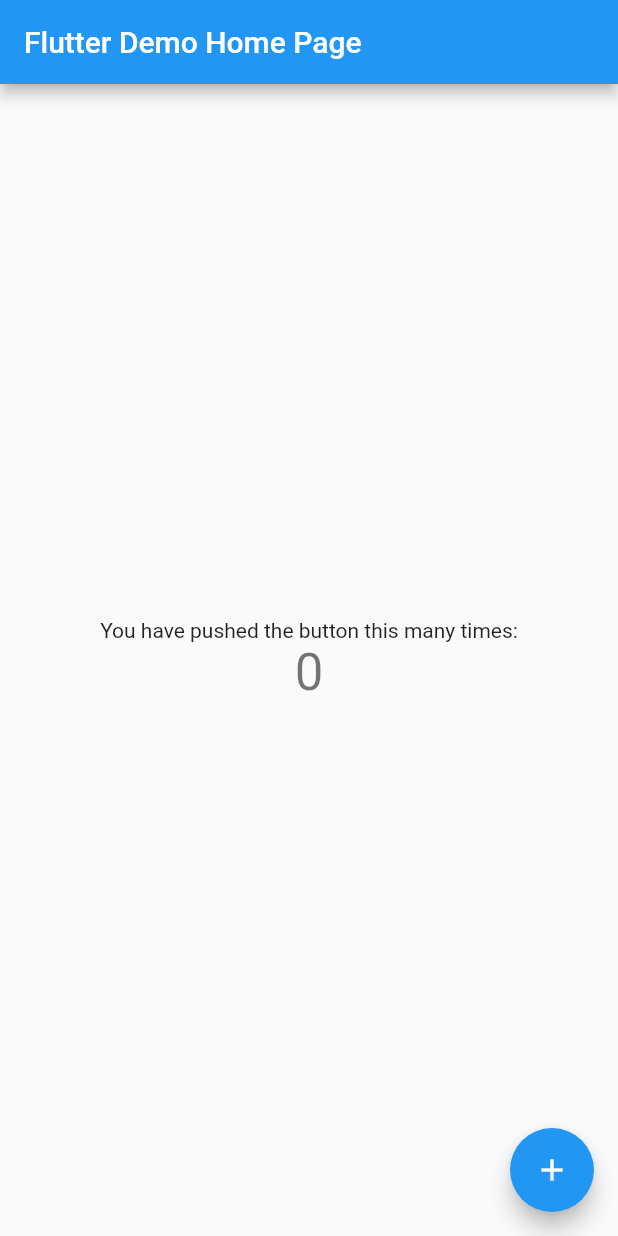
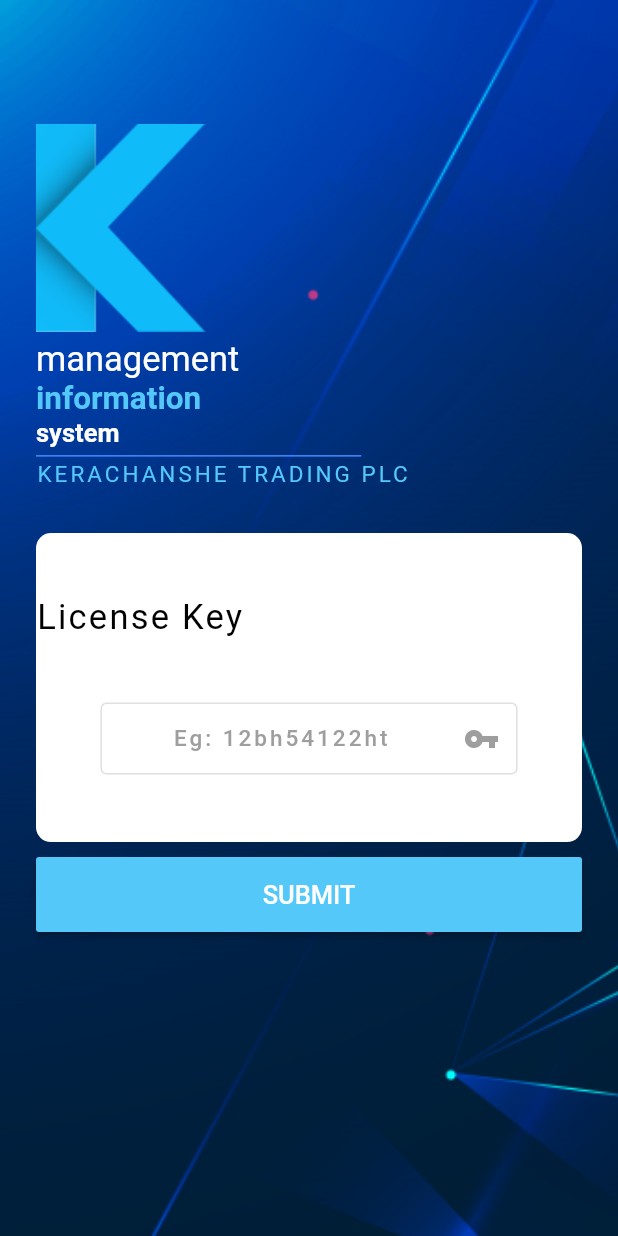
Before and after one commit to Andria-verbat/gatekeeper_kerchanshe, a Flutter app: the screen it shows after launch, on a phone screen of 412 x 824 dp. Run offline on Flutter 3.47's test engine with Material 2 defaults, Android fonts, the phone set to English and light mode, and no system bars; our stand-ins replace shared_preferences; Roboto replaces fonts that are missing (FuturaMediumCondensedBT, Montserrat-Light, Roboto-Bold).

Commit message:
login screen

```diff
--- /dev/null
+++ b/lib/Screens/login_screen.dart
@@ -0,0 +1,291 @@
+import 'dart:convert';
+
+import 'package:flutter/material.dart';
+import 'package:gatekeeper_kerchanshe/constants/apis.dart';
+import 'package:gatekeeper_kerchanshe/constants/colors.dart';
+import 'package:http/http.dart' as http;
+
+
+class LoginScreen extends StatefulWidget {
+
+  @override
+  _LoginScreenState createState() => _LoginScreenState();
+}
+
+class _LoginScreenState extends State<LoginScreen> {
+  final GlobalKey<ScaffoldState> _scaffoldKey = new GlobalKey<ScaffoldState>();
+  TextEditingController passwordController = TextEditingController();
+  final _formKey = GlobalKey<FormState>();
+  bool loadingBool = false;
+
+
+  _displayErSnackBar(BuildContext context, String _msg) {
+    final snackBar = SnackBar(
+      content: Text(_msg),
+      backgroundColor: Colors.red,
+    );
+    _scaffoldKey.currentState.showSnackBar(snackBar);
+  }
+
+  Future<http.Response> getRegisterd(String pswd) async {
+    return http.post(Apis.login,
+
+        body: {
+          'license_no': 'ASDF-ZSFV-DFCG-HYTH',
+          'pin_no': '6666',
+          'imie': '9966ghgghgh9999',
+        }).then(
+      (http.Response response) async {
+        final int statusCode = response.statusCode;
+        if (statusCode == 200) {
+          setState(
+            () {
+              final jsonResponse = json.decode(response.body);
+              print(jsonResponse);
+              var data = jsonResponse['data'];
+              var msg = jsonResponse['message'];
+              var status = jsonResponse['status'];
+              if (status == true) {
+
+                print("Login api Successful");
+              } else if (msg.toString() == 'Email Already Exist') {
+                setState(() {
+                  loadingBool = false;
+                  _displayErSnackBar(context, msg.toString());
+                });
+              } else {
+                setState(() {
+                  loadingBool = false;
+                  _displayErSnackBar(context, 'Login unsucessful..');
+                });
+              }
+            },
+          );
+        } else {
+          _displayErSnackBar(context, 'Login unsucessful..');
+          print('Login api error');
+          throw Exception("Login api error!");
+        }
+      },
+    );
+  }
+
+
+  @override
+  Widget build(BuildContext context) {
+    return Scaffold(
+      key: _scaffoldKey,
+      body: Stack(
+        children: [
+          Container(
+            height: MediaQuery.of(context).size.height,
+            width: MediaQuery.of(context).size.width,
+            color: Colors.blue,
+            child: RotatedBox(
+              quarterTurns: 4,
+              child: Image.asset(
+                'lib/assets/login_bg.png',
+                fit: BoxFit.cover,
+              ),
+            ),
+          ),
+          Positioned(
+            top: MediaQuery.of(context).size.height / 10,
+            left: 0,
+            right: 0,
+            child: SingleChildScrollView(
+              child: Padding(
+                padding: const EdgeInsets.symmetric(horizontal: 24),
+                child: Column(
+                  crossAxisAlignment: CrossAxisAlignment.start,
+                  mainAxisAlignment: MainAxisAlignment.spaceEvenly,
+                  children: [
+
+                    Container(
+
+                      child: Image.asset(
+                        'lib/assets/big_k.png',
+                        fit: BoxFit.cover,
+                      ),
+                    ),
+                    SizedBox(height: 5),
+                    Text(
+                      'management',
+                      style: TextStyle(
+                        color: Colors.white,
+                        fontSize: 23,
+                      ),
+                    ),
+                    Text(
+                      'information',
+                      style: TextStyle(
+                        color: AppColor.cyanButton,
+                        fontWeight: FontWeight.bold,
+                        fontSize: 21,
+                      ),
+                    ),
+                    Text(
+                      'system',
+                      style: TextStyle(
+                        color: Colors.white,
+                        fontWeight: FontWeight.bold,
+                        fontSize: 17,
+                      ),
+                    ),
+                    SizedBox(height: 5),
+                    Container(
+                      height: 1,
+                      width: MediaQuery.of(context).size.width / 1.9,
+                      color: Colors.blueAccent,
+                    ),
+                    SizedBox(height: 3),
+                    Text(
+                      'KERACHANSHE TRADING PLC',
+                      style: TextStyle(
+                        color: AppColor.cyanButton,
+                        fontSize: 15,
+                        letterSpacing: 2,
+                        fontFamily: 'FuturaMediumCondensedBT',
+                      ),
+                    ),
+                    SizedBox(height: 30),
+                    Column(
+                      mainAxisAlignment: MainAxisAlignment.center,
+                      children: [
+                        Container(
+                          color: Colors.transparent,
+                          height: MediaQuery.of(context).size.height / 4,
+                          width: MediaQuery.of(context).size.width,
+                          child: Container(
+                            decoration: BoxDecoration(
+                                color: AppColor.white,
+                                borderRadius: BorderRadius.all(Radius.circular(10.0))
+                            ),
+
+                            child: Column(
+
+                              crossAxisAlignment: CrossAxisAlignment.start,
+                              mainAxisAlignment: MainAxisAlignment.spaceBetween,
+                              children: [
+                                SizedBox(),
+                                Text(
+                                  'License Key',
+                                  style: TextStyle(
+                                    color: AppColor.black,
+                                    fontSize: 23,
+                                    letterSpacing: 1.5,
+                                    fontFamily: 'FuturaMediumCondensedBT',
+                                  ),
+                                ),
+                                Row(
+                                  mainAxisAlignment: MainAxisAlignment.center,
+                                  children: [
+                                    Container(
+                                      height: 50,
+                                      width: MediaQuery.of(context).size.width *
+                                          2.7 /
+                                          4,
+                                      color: Colors.white,
+                                      child: TextFormField(
+                                        autofocus: false,
+                                        controller: passwordController,
+                                        validator: (value) {
+                                          if (value.isEmpty) {
+                                            return 'Please enter your email/username';
+                                          }
+                                          return null;
+                                        },
+                                        style: TextStyle(
+                                          fontSize: 15.0,
+                                          color: Colors.black,
+                                        ),
+                                        decoration: InputDecoration(
+                                          prefixIcon: Icon(Icons.vpn_key,
+                                              color: Colors.white),
+                                          suffixIcon: Icon(
+                                            Icons.vpn_key,
+                                            color: Colors.grey,
+                                          ),
+
+                                          hintText: 'Eg: 12bh54122ht',
+                                          hintStyle: TextStyle(
+                                            color: Colors.grey,
+                                            letterSpacing: 2,
+                                            fontFamily: 'Montserrat-Light',
+                                            fontWeight: FontWeight.w500,
+                                          ),
+
+                                          contentPadding: const EdgeInsets.only(
+                                              left: 14.0,
+                                              bottom: 12.0,
+                                              top: 0.0),
+                                          focusedBorder: OutlineInputBorder(
+                                            borderSide:
+                                                BorderSide(color: Colors.white),
+                                          ),
+                                          enabledBorder: OutlineInputBorder(
+                                            borderSide: BorderSide(
+                                                color: Colors.grey[300]),
+                                          ),
+                                          border: OutlineInputBorder(
+                                            borderSide:
+                                                BorderSide(color: Colors.black),
+                                            borderRadius:
+                                                BorderRadius.circular(12.7),
+                                          ),
+                                        ),
+                                      ),
+                                    ),
+                                  ],
+                                ),
+                                SizedBox(),
+                              ],
+                            ),
+                          ),
+                        ),
+                        SizedBox(height: 10),
+                        SizedBox(
+                          width: MediaQuery.of(context).size.width,
+                          height: 50,
+                          child: RaisedButton(
+                            color: AppColor.cyanButton,
+                            onPressed: () {
+                              setState(() {
+                                loadingBool = true;
+                              });
+                              if (passwordController.text.length > 15) {
+                                Navigator.of(context).pushReplacement(
+                                  new MaterialPageRoute(
+                                    builder: (BuildContext context) {
+                                      /*return PinEntryScreen(
+                                          passwordController.text);*/
+                                    },
+                                  ),
+                                );
+                              } else {
+                                _displayErSnackBar(
+                                    context, 'Please enter your license key');
+                              }
+                            },
+                            child: Text(
+                              'SUBMIT',
+                              style: TextStyle(
+                                color: Colors.white,
+                                fontSize: 17,
+                                fontFamily: 'Roboto-Bold',
+                              ),
+                            ),
+                          ),
+                        ),
+                      ],
+                    ),
+                  ],
+                ),
+              ),
+            ),
+          ),
+        ],
+      ),
+    );
+  }
+}
--- /dev/null
+++ b/lib/constants/apis.dart
@@ -0,0 +1,7 @@
+class Apis {
+  static const String baseurl = '';
+  static const String login  = 'https://mis.kerchanshe.biz/api/v1/login';
+  static const String branchdata = 'https://mis.kerchanshe.biz/api/v1/branchdata';
+  static const String department = 'https://mis.kerchanshe.biz/api/v1/department';
+  static const String exportdata='https://mis.kerchanshe.biz/api/v1/exportdata';
+}
--- /dev/null
+++ b/lib/constants/colors.dart
@@ -0,0 +1,13 @@
+import 'package:flutter/material.dart';
+
+class AppColor {
+  static const Color darkBlue = Color(0xff1C31A1);
+  static const Color boxBlue = Color(0xff1D3A6D);
+  static const Color cyanBlue = Color(0xff58E5E3);
+  static const Color cyanFontBlue = Color(0xff3AA5EF);
+  static const Color cyanButton = Color(0xff54C8F8);
+  static const Color bgBlue = Color(0xff001277);
+  static const Color darkestBlue = Color(0xff000F52);
+  static const Color black = Color(0xff000000);
+  static const Color white = Color(0xffffffff);
+}
--- a/lib/main.dart
+++ b/lib/main.dart
@@ -1,117 +1,65 @@
+import 'package:flutter/cupertino.dart';
 import 'package:flutter/material.dart';
+import 'package:shared_preferences/shared_preferences.dart';
+
+
+import 'Screens/login_screen.dart';
 
 void main() {
   runApp(MyApp());
 }
 
-class MyApp extends StatelessWidget {
-  // This widget is the root of your application.
+class MyApp extends StatefulWidget {
   @override
-  Widget build(BuildContext context) {
-    return MaterialApp(
-      title: 'Flutter Demo',
-      theme: ThemeData(
-        // This is the theme of your application.
-        //
-        // Try running your application with "flutter run". You'll see the
-        // application has a blue toolbar. Then, without quitting the app, try
-        // changing the primarySwatch below to Colors.green and then invoke
-        // "hot reload" (press "r" in the console where you ran "flutter run",
-        // or simply save your changes to "hot reload" in a Flutter IDE).
-        // Notice that the counter didn't reset back to zero; the application
-        // is not restarted.
-        primarySwatch: Colors.blue,
-        // This makes the visual density adapt to the platform that you run
-        // the app on. For desktop platforms, the controls will be smaller and
-        // closer together (more dense) than on mobile platforms.
-        visualDensity: VisualDensity.adaptivePlatformDensity,
-      ),
-      home: MyHomePage(title: 'Flutter Demo Home Page'),
-    );
-  }
+  _MyAppState createState() => _MyAppState();
 }
 
-class MyHomePage extends StatefulWidget {
-  MyHomePage({Key key, this.title}) : super(key: key);
+class _MyAppState extends State<MyApp> {
+  String newStr;
+  String token;
 
-  // This widget is the home page of your application. It is stateful, meaning
-  // that it has a State object (defined below) that contains fields that affect
-  // how it looks.
-
-  // This class is the configuration for the state. It holds the values (in this
-  // case the title) provided by the parent (in this case the App widget) and
-  // used by the build method of the State. Fields in a Widget subclass are
-  // always marked "final".
-
-  final String title;
+  _checkToken() async {
+    SharedPreferences preftoken = await SharedPreferences.getInstance();
+    newStr = preftoken.getString('token');
+    print('Check Token at Start: f');
+    print(newStr);
+    setState(() {
+      token = newStr;
+    });
+    return newStr;
+  }
 
   @override
-  _MyHomePageState createState() => _MyHomePageState();
-}
-
-class _MyHomePageState extends State<MyHomePage> {
-  int _counter = 0;
-
-  void _incrementCounter() {
-    setState(() {
-      // This call to setState tells the Flutter framework that something has
-      // changed in this State, which causes it to rerun the build method below
-      // so that the display can reflect the updated values. If we changed
-      // _counter without calling setState(), then the build method would not be
-      // called again, and so nothing would appear to happen.
-      _counter++;
-    });
+  void initState() {
+    super.initState();
+   // _checkToken();
   }
 
   @override
   Widget build(BuildContext context) {
-    // This method is rerun every time setState is called, for instance as done
-    // by the _incrementCounter method above.
-    //
-    // The Flutter framework has been optimized to make rerunning build methods
-    // fast, so that you can just rebuild anything that needs updating rather
-    // than having to individually change instances of widgets.
-    return Scaffold(
-      appBar: AppBar(
-        // Here we take the value from the MyHomePage object that was created by
-        // the App.build method, and use it to set our appbar title.
-        title: Text(widget.title),
-      ),
-      body: Center(
-        // Center is a layout widget. It takes a single child and positions it
-        // in the middle of the parent.
-        child: Column(
-          // Column is also a layout widget. It takes a list of children and
-          // arranges them vertically. By default, it sizes itself to fit its
-          // children horizontally, and tries to be as tall as its parent.
-          //
-          // Invoke "debug painting" (press "p" in the console, choose the
-          // "Toggle Debug Paint" action from the Flutter Inspector in Android
-          // Studio, or the "Toggle Debug Paint" command in Visual Studio Code)
-          // to see the wireframe for each widget.
-          //
-          // Column has various properties to control how it sizes itself and
-          // how it positions its children. Here we use mainAxisAlignment to
-          // center the children vertically; the main axis here is the vertical
-          // axis because Columns are vertical (the cross axis would be
-          // horizontal).
-          mainAxisAlignment: MainAxisAlignment.center,
-          children: <Widget>[
-            Text(
-              'You have pushed the button this many times:',
-            ),
-            Text(
-              '$_counter',
-              style: Theme.of(context).textTheme.headline4,
-            ),
-          ],
+    return MaterialApp(
+      builder: (BuildContext context, Widget child) {
+        final MediaQueryData data = MediaQuery.of(context);
+        return MediaQuery(
+          data: data.copyWith(
+              textScaleFactor:
+              data.textScaleFactor > 1.3 ? 1.3 : data.textScaleFactor),
+          child: child,
+        );
+      },
+      theme: ThemeData(
+        textTheme: TextTheme(
+          bodyText1: TextStyle(
+            fontSize: 11.0,
+          ),
+          bodyText2: TextStyle(fontSize: 12.0),
+        ).apply(
+          bodyColor: Colors.white,
+          displayColor: Colors.blue,
         ),
       ),
-      floatingActionButton: FloatingActionButton(
-        onPressed: _incrementCounter,
-        tooltip: 'Increment',
-        child: Icon(Icons.add),
-      ), // This trailing comma makes auto-formatting nicer for build methods.
+      debugShowCheckedModeBanner: false,
+      home: LoginScreen(),
     );
   }
 }
```
Also changed, not shown: pubspec.yaml (+12 -1 lines), pubspec.lock.
